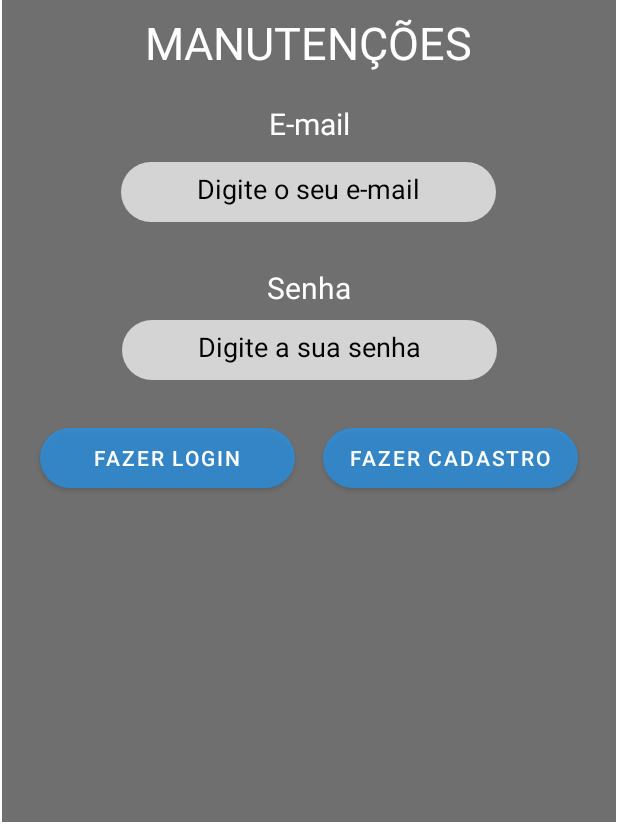
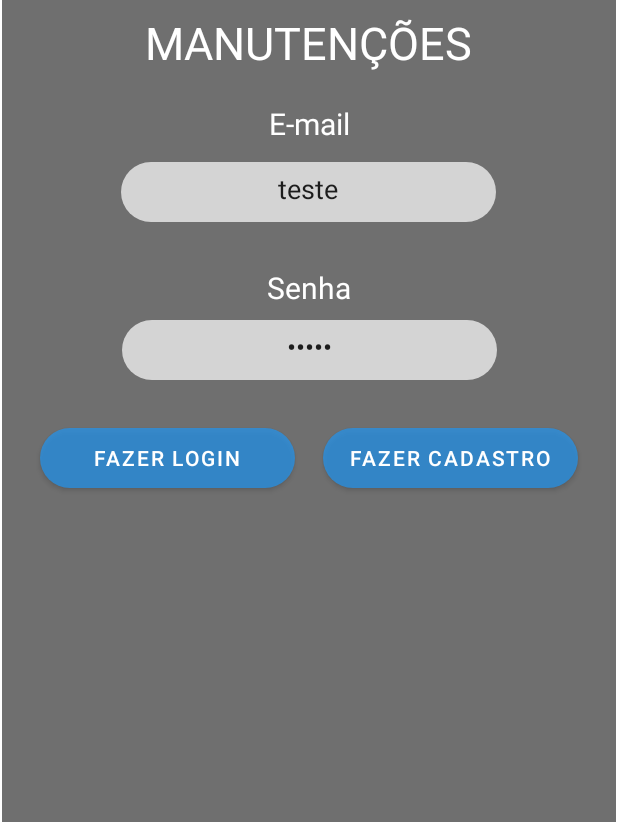
Before and after one commit to VieiraDiego17/AppTaskWithFloatActionButton, an Android app: the screen it shows after launch (MainActivity), on a phone screen of 412 x 824 dp, the part 412-1236 px from its top. Run offline under Robolectric (Android 15) with nearby library versions, the phone set to English and light mode, and no system bars.

Commit message:
Iniciando envio de imagem como argumento para recebimento em outro Fragment

```diff
--- a/app/build.gradle
+++ b/app/build.gradle
@@ -49,6 +49,9 @@ dependencies {
     implementation 'androidx.fragment:fragment-ktx:1.5.5'
     implementation 'androidx.navigation:navigation-fragment-ktx:2.5.3'
 
+    //Gson
+    implementation 'com.google.code.gson:gson:2.8.8'
+
     //liveData
     implementation 'androidx.lifecycle:lifecycle-livedata-ktx:2.4.1'
     implementation 'androidx.lifecycle:lifecycle-viewmodel-ktx:2.4.1'
--- a/app/src/main/java/com/example/apptarefas/model/Task.kt
+++ b/app/src/main/java/com/example/apptarefas/model/Task.kt
@@ -1,6 +1,8 @@
 package com.example.apptarefas.model
 
 import android.net.Uri
+import android.os.Parcelable
+import kotlinx.android.parcel.Parcelize
 import java.io.Serializable
 
 data class Task(
--- a/app/src/main/res/layout/fragment_login.xml
+++ b/app/src/main/res/layout/fragment_login.xml
@@ -55,7 +55,7 @@
         android:layout_marginTop="12dp"
         android:background="@drawable/inputs"
         android:ems="10"
-        android:hint="Digite o seu e-mail"
+        android:text="teste"
         android:inputType="textPersonName"
         android:textAlignment="center"
         android:textColorHint="@color/black"
@@ -84,7 +84,7 @@
         android:layout_height="40sp"
         android:layout_marginTop="8dp"
         android:background="@drawable/inputs"
-        android:hint="Digite a sua senha"
+        android:text="teste"
         android:inputType="textPassword"
         android:textAlignment="center"
         android:textColorHint="@color/black"
--- a/app/src/main/res/layout/fragment_register_login.xml
+++ b/app/src/main/res/layout/fragment_register_login.xml
@@ -49,7 +49,7 @@
             android:layout_height="wrap_content"
             android:layout_marginTop="56dp"
             android:background="@drawable/inputs"
-            android:hint="Digite o seu email"
+            android:text="teste"
             android:textAlignment="center"
             android:textSize="20sp"
             android:textStyle="bold"
@@ -64,7 +64,7 @@
             android:layout_height="wrap_content"
             android:layout_marginTop="32dp"
             android:background="@drawable/inputs"
-            android:hint="Digite a senha"
+            android:text="teste"
             android:textAlignment="center"
             android:textSize="20sp"
             android:textStyle="bold"
@@ -78,7 +78,7 @@
             android:layout_height="wrap_content"
             android:layout_marginTop="32dp"
             android:background="@drawable/inputs"
-            android:hint="Digite novamente a senha"
+            android:text="teste"
             android:textAlignment="center"
             android:textSize="20sp"
             android:textStyle="bold"
--- a/app/src/main/res/navigation/main_navigation.xml
+++ b/app/src/main/res/navigation/main_navigation.xml
@@ -68,6 +68,9 @@
         <action
             android:id="@+id/actionDetailsToMenu"
             app:destination="@id/menuFragment" />
+        <action
+            android:id="@+id/actionDetailsToImage"
+            app:destination="@id/imageFragment" />
     </fragment>
     <fragment
         android:id="@+id/loginFragment"
@@ -95,4 +98,13 @@
             android:id="@+id/actionRegisterLoginToLogin"
             app:destination="@id/loginFragment" />
     </fragment>
+    <fragment
+        android:id="@+id/imageFragment"
+        android:name="com.example.apptarefas.view.image.ImageFragment"
+        android:label="fragment_image"
+        tools:layout="@layout/fragment_image" >
+        <argument
+            android:name="imageReceived"
+            app:argType="string" />
+    </fragment>
 </navigation>
```
Also changed, not shown: app/src/main/java/com/example/apptarefas/view/details/DetailsFragment.kt (+40 -6 lines), app/src/main/java/com/example/apptarefas/view/image/ImageFragment.kt (added, +28 -0 lines), app/src/main/java/com/example/apptarefas/view/register/RegisterFragment.kt (+0 -27 lines), app/src/main/res/layout/fragment_details.xml (+11 -0 lines), app/src/main/res/layout/fragment_image.xml (added, +21 -0 lines), app/src/main/res/values/style.xml (+0 -7 lines).
